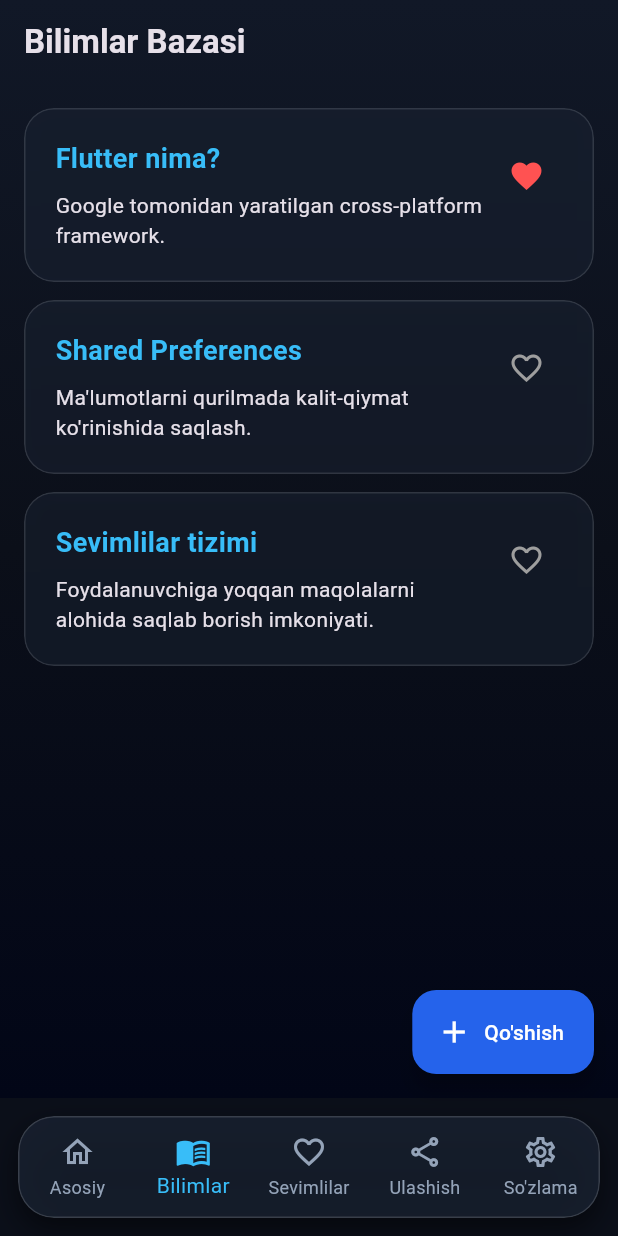
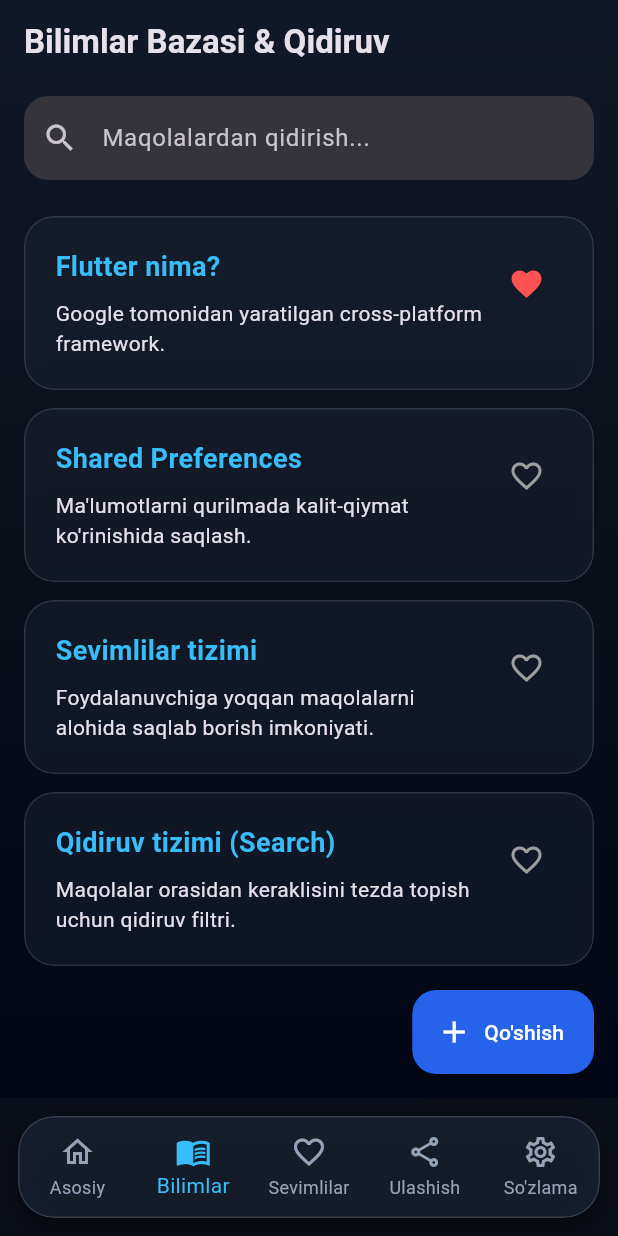
Before and after one commit to muhammadaminwahhid/wahhid, a Flutter app: the screen it shows after launch, item 2 of the bottom bar chosen, after a tap on the "favorite outline" icon, on a phone screen of 412 x 824 dp. Run offline on Flutter 3.47's test engine with Material 3 defaults, Android fonts, the phone set to English and light mode, and no system bars; our stand-ins replace shared_preferences.

Commit message:
Update: Real-time qidiruv tizimi (Search) qo'shildi

```diff
--- a/lib/main.dart
+++ b/lib/main.dart
@@ -17,7 +17,7 @@ class ThemeNotifier extends ValueNotifier<ThemeMode> {
 
 final themeNotifier = ThemeNotifier();
 
-// SharedPreferences Storage Helper (Bilimlar va Sevimlilar uchun)
+// SharedPreferences Storage Helper
 class LocalStorage {
   static Future<List<Map<String, String>>> getBilimlar() async {
     final prefs = await SharedPreferences.getInstance();
@@ -25,11 +25,13 @@ class LocalStorage {
       'Flutter nima?',
       'Shared Preferences',
       'Sevimlilar tizimi',
+      'Qidiruv tizimi (Search)',
     ];
     final contents = prefs.getStringList('contents') ?? [
       'Google tomonidan yaratilgan cross-platform framework.',
       'Ma\'lumotlarni qurilmada kalit-qiymat ko\'rinishida saqlash.',
-      'Foydalanuvchiga yoqqan maqolalarni alohida saqlab borish imkoniyati.'
+      'Foydalanuvchiga yoqqan maqolalarni alohida saqlab borish imkoniyati.',
+      'Maqolalar orasidan keraklisini tezda topish uchun qidiruv filtri.'
     ];
 
     List<Map<String, String>> list = [];
@@ -51,13 +53,11 @@ class LocalStorage {
     await prefs.setStringList('contents', contents);
   }
 
-  // Sevimlilar ro'yxatini olish
   static Future<List<String>> getFavorites() async {
     final prefs = await SharedPreferences.getInstance();
     return prefs.getStringList('favorites') ?? [];
   }
 
-  // Sevimlilarga qo'shish yoki o'chirish
   static Future<void> toggleFavorite(String title) async {
     final prefs = await SharedPreferences.getInstance();
     List<String> favorites = prefs.getStringList('favorites') ?? [];
@@ -80,7 +80,7 @@ class WahhidApp extends StatelessWidget {
       valueListenable: themeNotifier,
       builder: (context, currentTheme, child) {
         return MaterialApp(
-          title: 'Wahhid Pro Favorites',
+          title: 'Wahhid Pro Search',
           themeMode: currentTheme,
           theme: ThemeData(
             brightness: Brightness.light,
@@ -115,7 +115,7 @@ class _MainScreenState extends State<MainScreen> {
   final List<Widget> _pages = [
     const HomeScreen(),
     const BlogScreen(),
-    const FavoritesScreen(), // Yangi qo'shilgan Sevimlilar sahifasi
+    const FavoritesScreen(),
     const ShareScreen(),
     const SettingsScreen(),
   ];
@@ -238,11 +238,11 @@ class HomeScreen extends StatelessWidget {
             child: Column(
               mainAxisSize: MainAxisSize.min,
               children: const [
-                Icon(Icons.favorite, size: 70, color: Colors.redAccent),
+                Icon(Icons.search, size: 70, color: Color(0xFF38BDF8)),
                 SizedBox(height: 20),
-                Text('Sevimlilar bo\'limi muvaffaqiyatli qo\'shildi!', style: TextStyle(fontSize: 20, fontWeight: FontWeight.bold), textAlign: TextAlign.center),
+                Text('Qidiruv tizimi qo\'shildi!', style: TextStyle(fontSize: 20, fontWeight: FontWeight.bold), textAlign: TextAlign.center),
                 SizedBox(height: 10),
-                Text('Bilimlar bo\'limida maqolalarga yurakcha bosib, ularni sevimlilarga qo\'shishingiz mumkin.', textAlign: TextAlign.center, style: TextStyle(fontSize: 14, color: Colors.grey)),
+                Text('Bilimlar bo\'limida endi maqolalarni qidiruv satri orqali tezda topishingiz mumkin.', textAlign: TextAlign.center, style: TextStyle(fontSize: 14, color: Colors.grey)),
               ],
             ),
           ),
@@ -252,7 +252,7 @@ class HomeScreen extends StatelessWidget {
   }
 }
 
-// 2. Bilimlar Sahifasi (Yurakcha / Fav qo'shilgan)
+// 2. Bilimlar Sahifasi (Real-time Search bilan)
 class BlogScreen extends StatefulWidget {
   const BlogScreen({super.key});
 
@@ -261,26 +261,51 @@ class BlogScreen extends StatefulWidget {
 }
 
 class _BlogScreenState extends State<BlogScreen> {
-  late Future<List<Map<String, String>>> _bilimlarList;
+  List<Map<String, String>> _allBilimlar = [];
+  List<Map<String, String>> _filteredBilimlar = [];
   List<String> _favorites = [];
+  final TextEditingController _searchController = TextEditingController();
 
   @override
   void initState() {
     super.initState();
     _loadData();
+    _searchController.addListener(_filterSearch);
+  }
+
+  @override
+  void dispose() {
+    _searchController.dispose();
+    super.dispose();
   }
 
   void _loadData() async {
+    final all = await LocalStorage.getBilimlar();
     final favs = await LocalStorage.getFavorites();
     setState(() {
-      _bilimlarList = LocalStorage.getBilimlar();
+      _allBilimlar = all;
+      _filteredBilimlar = all;
       _favorites = favs;
+    });
+  }
+
+  void _filterSearch() {
+    final query = _searchController.text.toLowerCase();
+    setState(() {
+      _filteredBilimlar = _allBilimlar.where((bilim) {
+        final title = bilim['title']!.toLowerCase();
+        final content = bilim['content']!.toLowerCase();
+        return title.contains(query) || content.contains(query);
+      }).toList();
     });
   }
 
   void _toggleFav(String title) async {
     await LocalStorage.toggleFavorite(title);
-    _loadData();
+    final favs = await LocalStorage.getFavorites();
+    setState(() {
+      _favorites = favs;
+    });
   }
 
   void _showAddDialog(BuildContext dialogContext) {
@@ -320,19 +345,30 @@ class _BlogScreenState extends State<BlogScreen> {
   Widget build(BuildContext context) {
     return Scaffold(
       backgroundColor: Colors.transparent,
-      appBar: AppBar(title: const Text('Bilimlar Bazasi', style: TextStyle(fontWeight: FontWeight.bold)), backgroundColor: Colors.transparent, elevation: 0),
-      body: FutureBuilder<List<Map<String, String>>>(
-        future: _bilimlarList,
-        builder: (context, snapshot) {
-          if (!snapshot.hasData) {
-            return const Center(child: CircularProgressIndicator());
-          }
-          final bilimlar = snapshot.data!;
-          return ListView.builder(
-            itemCount: bilimlar.length,
+      appBar: AppBar(title: const Text('Bilimlar Bazasi & Qidiruv', style: TextStyle(fontWeight: FontWeight.bold)), backgroundColor: Colors.transparent, elevation: 0),
+      body: Column(
+        children: [
+          // Qidiruv paneli
+          Padding(
+            padding: const EdgeInsets.symmetric(horizontal: 16.0, vertical: 8.0),
+            child: TextField(
+              controller: _searchController,
+              decoration: InputDecoration(
+                hintText: 'Maqolalardan qidirish...',
+                prefixIcon: const Icon(Icons.search),
+                filled: true,
+                border: OutlineInputBorder(borderRadius: BorderRadius.circular(16), borderSide: BorderSide.none),
+              ),
+            ),
+          ),
+          Expanded(
+            child: _filteredBilimlar.isEmpty
+                ? const Center(child: Text('Hech qanday natija topilmadi', style: TextStyle(color: Colors.grey)))
+                : ListView.builder(
+                    itemCount: _filteredBilimlar.length,
                     padding: const EdgeInsets.all(16),
                     itemBuilder: (context, index) {
-              final bilim = bilimlar[index];
+                      final bilim = _filteredBilimlar[index];
                       final title = bilim['title']!;
                       final isFav = _favorites.contains(title);
 
@@ -361,8 +397,9 @@ class _BlogScreenState extends State<BlogScreen> {
                         ),
                       );
                     },
-          );
-        },
+                  ),
+          ),
+        ],
       ),
       floatingActionButton: FloatingActionButton.extended(
         onPressed: () => _showAddDialog(context),
@@ -374,7 +411,7 @@ class _BlogScreenState extends State<BlogScreen> {
   }
 }
 
-// 3. Yangi Sevimlilar Sahifasi
+// 3. Sevimlilar Sahifasi
 class FavoritesScreen extends StatefulWidget {
   const FavoritesScreen({super.key});
 
@@ -383,7 +420,7 @@ class FavoritesScreen extends StatefulWidget {
 }
 
 class _FavoritesScreenState extends State<FavoritesScreen> {
-  late Future<List<Map<String, String>>> _favBilimlar;
+  List<Map<String, String>> _favBilimlar = [];
 
   @override
   void initState() {
@@ -391,16 +428,12 @@ class _FavoritesScreenState extends State<FavoritesScreen> {
     _loadFavorites();
   }
 
-  void _loadFavorites() {
-    setState(() {
-      _favBilimlar = _fetchFavs();
-    });
-  }
-
-  Future<List<Map<String, String>>> _fetchFavs() async {
+  void _loadFavorites() async {
     final all = await LocalStorage.getBilimlar();
     final favTitles = await LocalStorage.getFavorites();
-    return all.where((b) => favTitles.contains(b['title'])).toList();
+    setState(() {
+      _favBilimlar = all.where((b) => favTitles.contains(b['title'])).toList();
+    });
   }
 
   @override
@@ -408,23 +441,15 @@ class _FavoritesScreenState extends State<FavoritesScreen> {
     return Scaffold(
       backgroundColor: Colors.transparent,
       appBar: AppBar(title: const Text('Saqlangan Sevimlilar', style: TextStyle(fontWeight: FontWeight.bold)), backgroundColor: Colors.transparent, elevation: 0),
-      body: FutureBuilder<List<Map<String, String>>>(
-        future: _favBilimlar,
-        builder: (context, snapshot) {
-          if (!snapshot.hasData) {
-            return const Center(child: CircularProgressIndicator());
-          }
-          final favs = snapshot.data!;
-          if (favs.isEmpty) {
-            return const Center(
+      body: _favBilimlar.isEmpty
+          ? const Center(
               child: Text('Hozircha sevimlilar yo\'q. Bilimlar bo\'limidan yurakcha bosing!', textAlign: TextAlign.center, style: TextStyle(color: Colors.grey, fontSize: 16)),
-            );
-          }
-          return ListView.builder(
-            itemCount: favs.length,
+            )
+          : ListView.builder(
+              itemCount: _favBilimlar.length,
               padding: const EdgeInsets.all(16),
               itemBuilder: (context, index) {
-              final bilim = favs[index];
+                final bilim = _favBilimlar[index];
                 return Padding(
                   padding: const EdgeInsets.only(bottom: 12.0),
                   child: GlassCard(
@@ -437,8 +462,6 @@ class _FavoritesScreenState extends State<FavoritesScreen> {
                       ],
                     ),
                   ),
-              );
-            },
                 );
               },
             ),
```
Lines whose indentation alone changed are shown as unchanged.
